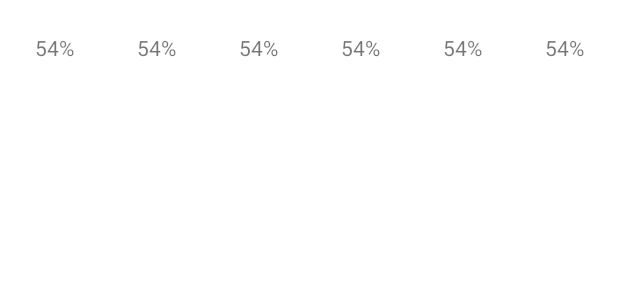
After one commit to kyrillosgait/rijks-studio, an Android app: the layout view_color_palette.xml on its own in the app's theme, with its tools: preview values and no code run, on a phone screen of 412 x 824 dp. The commit adds this screen. Shown: the top 300 px of the screen. Run offline under Robolectric (Android 15) with nearby library versions, the phone set to English and light mode, and no system bars.

Commit message:
Improve detail screen
- Added ColorPaletteView for showing the most dominant colors of the art object
- Added loading indicator

```diff
--- a/app/src/main/java/com/kyrillosg/rijksstudio/feature/collection/CollectionListViewModel.kt
+++ b/app/src/main/java/com/kyrillosg/rijksstudio/feature/collection/CollectionListViewModel.kt
@@ -34,7 +34,10 @@ class CollectionListViewModel(
                         // and then back to list
                         when {
                             before?.header != after?.header && after?.header != null -> {
-                                CollectionListViewData.Header(after.header)
+                                CollectionListViewData.Header(
+                                    label = after.header,
+                                    uniqueId = after.header + after.label + after.image
+                                )
                             }
                             else -> null
                         }
--- a/app/src/main/java/com/kyrillosg/rijksstudio/feature/collection/adapter/CollectionListViewData.kt
+++ b/app/src/main/java/com/kyrillosg/rijksstudio/feature/collection/adapter/CollectionListViewData.kt
@@ -7,7 +7,7 @@ sealed interface CollectionListViewData {
 
     data class Header(
         val label: String,
-        override val uniqueId: String = label,
+        override val uniqueId: String,
     ) : CollectionListViewData
 
     data class ImageWithLabel(
@@ -22,7 +22,7 @@ sealed interface CollectionListViewData {
                 return ImageWithLabel(
                     uniqueId = collectionItem.itemId.value,
                     label = collectionItem.title,
-                    image = collectionItem.imageUrl,
+                    image = collectionItem.image?.url,
                     header = collectionItem.author,
                 )
             }
--- a/app/src/main/res/layout/item_header.xml
+++ b/app/src/main/res/layout/item_header.xml
@@ -5,6 +5,7 @@
     android:layout_width="match_parent"
     android:layout_height="72dp"
     android:padding="16dp"
+    android:gravity="center_vertical"
     android:textColor="@color/black"
     android:textSize="20sp"
     android:textStyle="bold"
--- /dev/null
+++ b/app/src/main/res/layout/view_color_palette.xml
@@ -0,0 +1,80 @@
+<?xml version="1.0" encoding="utf-8"?>
+<androidx.constraintlayout.widget.ConstraintLayout xmlns:android="http://schemas.android.com/apk/res/android"
+    xmlns:app="http://schemas.android.com/apk/res-auto"
+    xmlns:tools="http://schemas.android.com/tools"
+    android:layout_width="match_parent"
+    android:layout_height="64dp">
+
+    <TextView
+        android:id="@+id/firstColor"
+        android:layout_width="0dp"
+        android:layout_height="0dp"
+        android:gravity="center"
+        app:layout_constraintBottom_toBottomOf="parent"
+        app:layout_constraintDimensionRatio="1:1"
+        app:layout_constraintEnd_toStartOf="@id/secondColor"
+        app:layout_constraintStart_toStartOf="parent"
+        app:layout_constraintTop_toTopOf="parent"
+        tools:text="54%" />
+
+    <TextView
+        android:id="@+id/secondColor"
+        android:layout_width="0dp"
+        android:layout_height="0dp"
+        android:gravity="center"
+        app:layout_constraintBottom_toBottomOf="parent"
+        app:layout_constraintDimensionRatio="1:1"
+        app:layout_constraintEnd_toStartOf="@id/thirdColor"
+        app:layout_constraintStart_toEndOf="@id/firstColor"
+        app:layout_constraintTop_toTopOf="parent"
+        tools:text="54%" />
+
+    <TextView
+        android:id="@+id/thirdColor"
+        android:layout_width="0dp"
+        android:layout_height="0dp"
+        android:gravity="center"
+        app:layout_constraintBottom_toBottomOf="parent"
+        app:layout_constraintDimensionRatio="1:1"
+        app:layout_constraintEnd_toStartOf="@id/fourthColor"
+        app:layout_constraintStart_toEndOf="@id/secondColor"
+        app:layout_constraintTop_toTopOf="parent"
+        tools:text="54%" />
+
+    <TextView
+        android:id="@+id/fourthColor"
+        android:layout_width="0dp"
+        android:layout_height="0dp"
+        android:gravity="center"
+        app:layout_constraintBottom_toBottomOf="parent"
+        app:layout_constraintDimensionRatio="1:1"
+        app:layout_constraintEnd_toStartOf="@id/fifthColor"
+        app:layout_constraintStart_toEndOf="@id/thirdColor"
+        app:layout_constraintTop_toTopOf="parent"
+        tools:text="54%" />
+
+    <TextView
+        android:id="@+id/fifthColor"
+        android:layout_width="0dp"
+        android:layout_height="0dp"
+        android:gravity="center"
+        app:layout_constraintBottom_toBottomOf="parent"
+        app:layout_constraintDimensionRatio="1:1"
+        app:layout_constraintEnd_toStartOf="@id/sixthColor"
+        app:layout_constraintStart_toEndOf="@id/fourthColor"
+        app:layout_constraintTop_toTopOf="parent"
+        tools:text="54%" />
+
+    <TextView
+        android:id="@+id/sixthColor"
+        android:layout_width="0dp"
+        android:layout_height="0dp"
+        android:gravity="center"
+        app:layout_constraintBottom_toBottomOf="parent"
+        app:layout_constraintDimensionRatio="1:1"
+        app:layout_constraintEnd_toEndOf="parent"
+        app:layout_constraintStart_toEndOf="@id/fifthColor"
+        app:layout_constraintTop_toTopOf="parent"
+        tools:text="54%" />
+
+</androidx.constraintlayout.widget.ConstraintLayout>
--- a/app/src/main/res/values/strings.xml
+++ b/app/src/main/res/values/strings.xml
@@ -1,4 +1,6 @@
 <resources>
     <string name="app_name">Rijksstudio</string>
     <string name="action_settings">Settings</string>
+    <string name="color_palette">Color palette</string>
+    <string name="color_palette_normalized">Color palette (normalized)</string>
 </resources>
--- a/core/src/main/java/com/kyrillosg/rijksstudio/core/di/coreModule.kt
+++ b/core/src/main/java/com/kyrillosg/rijksstudio/core/di/coreModule.kt
@@ -13,7 +13,7 @@ val coreModule = module {
         bind<CollectionRepository>()
     }
 
-    single<RijksGateway> {
-        FakeRijksGateway()
-    }
+//    single<RijksGateway> {
+//        FakeRijksGateway()
+//    }
 }
--- a/core/src/main/java/com/kyrillosg/rijksstudio/core/fake/FakeRijksGateway.kt
+++ b/core/src/main/java/com/kyrillosg/rijksstudio/core/fake/FakeRijksGateway.kt
@@ -17,8 +17,8 @@ internal class FakeRijksGateway(
             author = when (index) {
                 in 0 until 105 -> "Leonardo da Vinci"
                 in 105 until 237 -> "Pablo Picasso"
-                in 237 until 243 -> "Salvador Dalí"
-                in 243 until 257 -> "Unknown"
+                in 237 until 843 -> "Salvador Dalí"
+                in 843 until 2057 -> "Unknown"
                 else -> "Vincent van Gogh"
             },
             imageWidth = setOf(144, 192, 256).random(),
--- a/network/src/main/java/com/kyrillosg/rijksstudio/network/di/networkModule.kt
+++ b/network/src/main/java/com/kyrillosg/rijksstudio/network/di/networkModule.kt
@@ -19,9 +19,9 @@ import org.koin.dsl.module
 val networkModule = module {
     singleOf(::provideHttpClient)
 
-//    singleOf(::DefaultRijksGateway) {
-//        bind<RijksGateway>()
-//    }
+    singleOf(::DefaultRijksGateway) {
+        bind<RijksGateway>()
+    }
 
     single {
         NetworkConfiguration(
```
Also changed, not shown: app/src/main/java/com/kyrillosg/rijksstudio/feature/collection/CollectionDetailFragment.kt (+30 -2 lines), app/src/main/java/com/kyrillosg/rijksstudio/feature/collection/ColorPaletteView.kt (added, +65 -0 lines), app/src/main/res/layout/fragment_collection_detail.xml (+83 -10 lines), core/src/main/java/com/kyrillosg/rijksstudio/core/fake/FakeDetailedCollectionItem.kt (+14 -3 lines), core/src/main/java/com/kyrillosg/rijksstudio/core/model/CollectionItem.kt (+7 -1 lines), core/src/main/java/com/kyrillosg/rijksstudio/core/model/DetailedCollectionItem.kt (+7 -1 lines), network/src/main/java/com/kyrillosg/rijksstudio/network/model/CollectionDetailsResponse.kt (+16 -4 lines), network/src/main/java/com/kyrillosg/rijksstudio/network/model/CollectionResponse.kt (+7 -4 lines).
